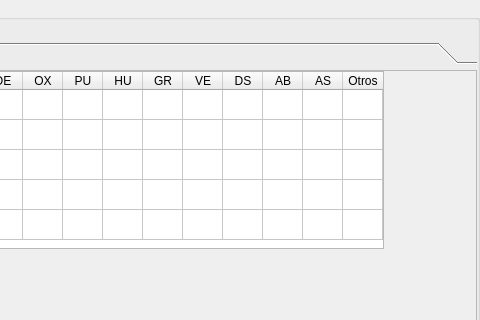
Before: the Qt Designer form forms/patologiaform.ui in agimenezpy/CentroHistorico, drawn with Qt 5; both pictures show x 160 to 640 and y 0 to 320 of the 640 by 480 pixel window.
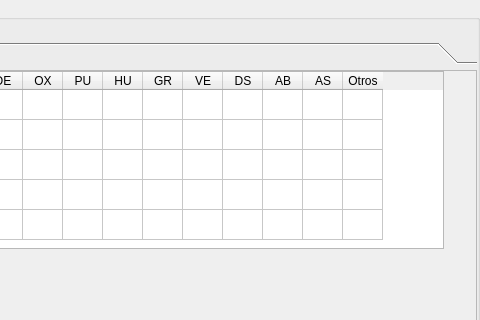
After: the same form once the commit is applied.

Patch:
```diff
--- a/forms/patologiaform.ui
+++ b/forms/patologiaform.ui
@@ -54,8 +54,8 @@
        <rect>
         <x>0</x>
         <y>0</y>
-        <width>636</width>
-        <height>262</height>
+        <width>638</width>
+        <height>276</height>
        </rect>
       </property>
       <attribute name="label">
@@ -78,8 +78,8 @@
            <rect>
             <x>0</x>
             <y>0</y>
-            <width>632</width>
-            <height>258</height>
+            <width>636</width>
+            <height>274</height>
            </rect>
           </property>
           <layout class="QVBoxLayout" name="verticalLayout_3">
@@ -99,13 +99,13 @@
              </property>
              <property name="minimumSize">
               <size>
-               <width>540</width>
+               <width>600</width>
                <height>178</height>
               </size>
              </property>
              <property name="maximumSize">
               <size>
-               <width>540</width>
+               <width>600</width>
                <height>178</height>
               </size>
              </property>
```
Left out of the diff: 54 changed lines with no effect on the pictures.
